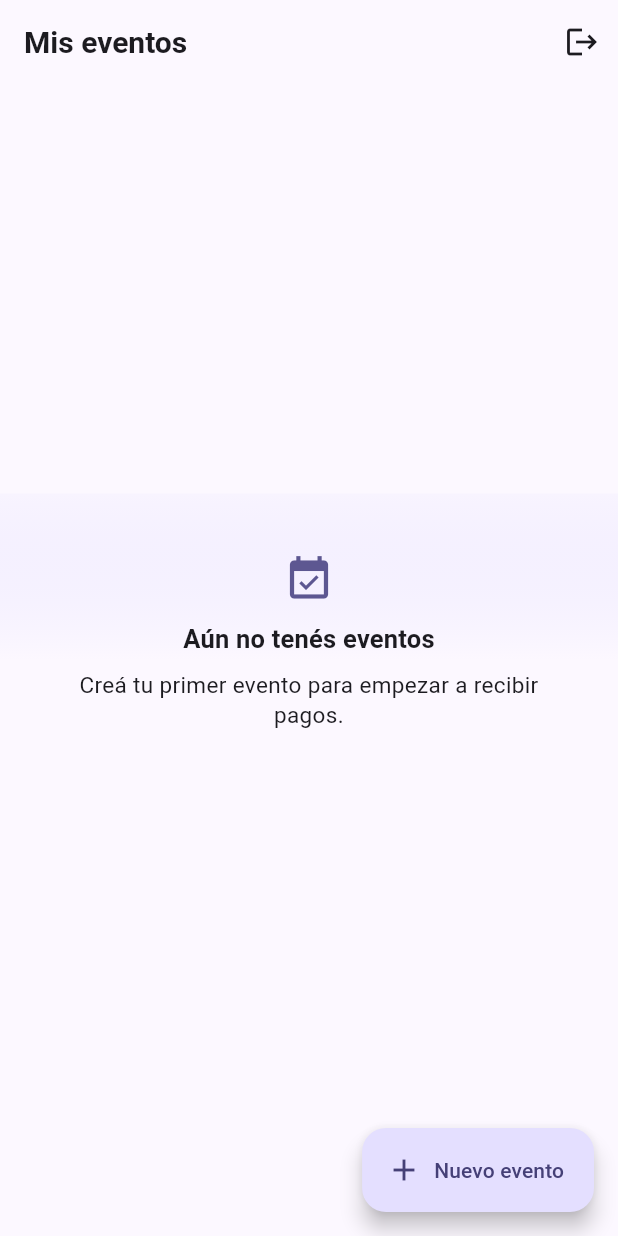
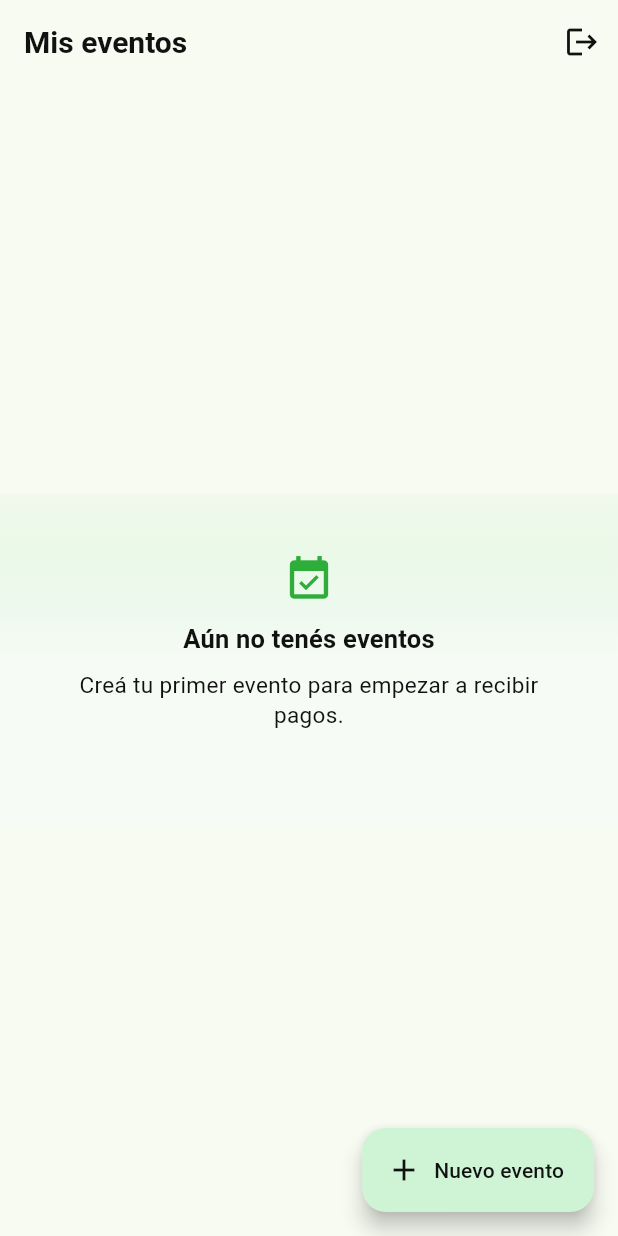
Before and after one commit to dsagra/juntapp, a Flutter app: the screen it shows once a user with an empty profile is signed in, on a phone screen of 412 x 824 dp. Run offline on Flutter 3.47's test engine with Material 3 defaults, Android fonts, the phone set to English and light mode, and no system bars; our stand-ins replace cloud_firestore, file_picker, firebase_auth, firebase_core, firebase_storage, flutter_riverpod and 2 more; accounts and stored records are empty.

```diff
--- a/lib/shared/widgets/payment_status_chip.dart
+++ b/lib/shared/widgets/payment_status_chip.dart
@@ -11,21 +11,18 @@ class PaymentStatusChip extends StatelessWidget {
   Widget build(BuildContext context) {
     final scheme = Theme.of(context).colorScheme;
     late Color bg;
-    late Color fg;
+    const fg = Color(0xFF111111);
     late String label;
 
     switch (status) {
       case PaymentStatus.pending:
         bg = scheme.tertiaryContainer;
-        fg = scheme.onTertiaryContainer;
         label = 'Pendiente';
       case PaymentStatus.approved:
         bg = Colors.green.shade100;
-        fg = Colors.green.shade900;
         label = 'Aprobado';
       case PaymentStatus.rejected:
         bg = scheme.errorContainer;
-        fg = scheme.onErrorContainer;
         label = 'Rechazado';
     }
 
--- a/lib/theme/app_theme.dart
+++ b/lib/theme/app_theme.dart
@@ -4,36 +4,50 @@ import '../core/constants/app_constants.dart';
 
 class AppTheme {
   static ThemeData get light {
-    const seed = Color(0xFF6A5AE0);
+    const seed = Color(0xFF2EAD3B);
+    const textBlack = Color(0xFF111111);
     final scheme = ColorScheme.fromSeed(
       seedColor: seed,
       brightness: Brightness.light,
     );
+    final textTheme = const TextTheme(
+      headlineSmall: TextStyle(fontSize: 28, fontWeight: FontWeight.w700),
+      titleLarge: TextStyle(fontSize: 22, fontWeight: FontWeight.w700),
+      titleMedium: TextStyle(fontSize: 17, fontWeight: FontWeight.w600),
+      bodyLarge: TextStyle(fontSize: 16, fontWeight: FontWeight.w500),
+      bodyMedium: TextStyle(fontSize: 15, height: 1.35),
+      bodySmall: TextStyle(fontSize: 13, height: 1.3),
+    ).apply(bodyColor: textBlack, displayColor: textBlack);
 
     return ThemeData(
       useMaterial3: true,
-      colorScheme: scheme,
+      colorScheme: scheme.copyWith(
+        primary: const Color(0xFF2EAD3B),
+        onPrimary: textBlack,
+        primaryContainer: const Color(0xFFCFF4D5),
+        onPrimaryContainer: textBlack,
+        secondary: const Color(0xFF42B24A),
+        onSecondary: textBlack,
+        tertiary: const Color(0xFF8BCF4A),
+        onTertiary: textBlack,
+        surface: const Color(0xFFF7FBF6),
+        onSurface: textBlack,
+      ),
       scaffoldBackgroundColor: scheme.surface,
       appBarTheme: AppBarTheme(
         centerTitle: false,
         scrolledUnderElevation: 0,
         backgroundColor: scheme.surface,
-        foregroundColor: scheme.onSurface,
+        foregroundColor: textBlack,
         elevation: 0,
         titleTextStyle: TextStyle(
           fontSize: 20,
           fontWeight: FontWeight.w700,
-          color: scheme.onSurface,
+          color: textBlack,
         ),
       ),
-      textTheme: const TextTheme(
-        headlineSmall: TextStyle(fontSize: 28, fontWeight: FontWeight.w700),
-        titleLarge: TextStyle(fontSize: 22, fontWeight: FontWeight.w700),
-        titleMedium: TextStyle(fontSize: 17, fontWeight: FontWeight.w600),
-        bodyLarge: TextStyle(fontSize: 16, fontWeight: FontWeight.w500),
-        bodyMedium: TextStyle(fontSize: 15, height: 1.35),
-        bodySmall: TextStyle(fontSize: 13, height: 1.3),
-      ),
+      textTheme: textTheme,
+      iconTheme: const IconThemeData(color: textBlack),
       cardTheme: CardThemeData(
         color: scheme.surfaceContainerLowest,
         elevation: 0.5,
@@ -49,6 +63,12 @@ class AppTheme {
         filled: true,
         fillColor: scheme.surfaceContainerLowest,
         floatingLabelBehavior: FloatingLabelBehavior.always,
+        labelStyle: const TextStyle(color: textBlack),
+        floatingLabelStyle: const TextStyle(
+          color: textBlack,
+          fontWeight: FontWeight.w600,
+        ),
+        hintStyle: TextStyle(color: textBlack.withValues(alpha: 0.65)),
         contentPadding: const EdgeInsets.symmetric(
           horizontal: 14,
           vertical: 14,
@@ -68,6 +88,8 @@ class AppTheme {
       ),
       filledButtonTheme: FilledButtonThemeData(
         style: FilledButton.styleFrom(
+          foregroundColor: textBlack,
+          backgroundColor: const Color(0xFF4FC44A),
           minimumSize: const Size.fromHeight(52),
           textStyle: const TextStyle(fontSize: 16, fontWeight: FontWeight.w600),
           shape: RoundedRectangleBorder(
@@ -77,6 +99,8 @@ class AppTheme {
       ),
       outlinedButtonTheme: OutlinedButtonThemeData(
         style: OutlinedButton.styleFrom(
+          foregroundColor: textBlack,
+          side: const BorderSide(color: Color(0xFF2EAD3B)),
           minimumSize: const Size.fromHeight(48),
           textStyle: const TextStyle(fontSize: 15, fontWeight: FontWeight.w600),
           shape: RoundedRectangleBorder(
@@ -86,6 +110,7 @@ class AppTheme {
       ),
       textButtonTheme: TextButtonThemeData(
         style: TextButton.styleFrom(
+          foregroundColor: textBlack,
           minimumSize: const Size.fromHeight(44),
           textStyle: const TextStyle(fontSize: 14, fontWeight: FontWeight.w600),
         ),
```
Also changed, not shown: lib/features/payments/repositories/payment_repository.dart (+61 -5 lines), assets/branding/juntapp_logo.png, 1 other file.
